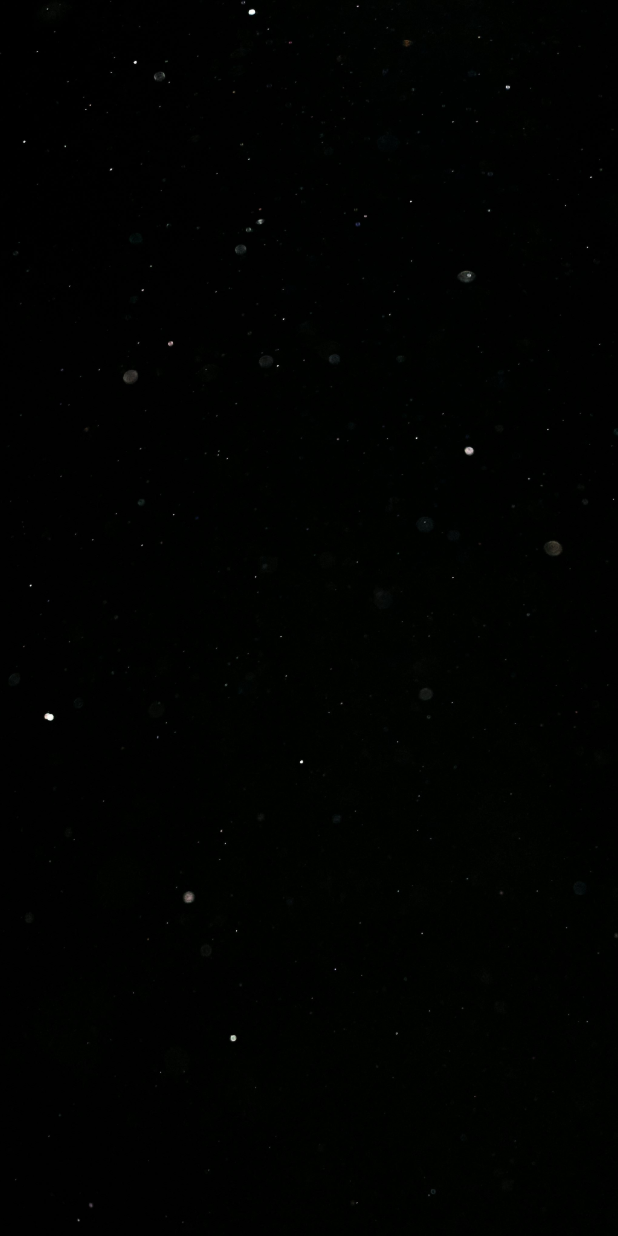
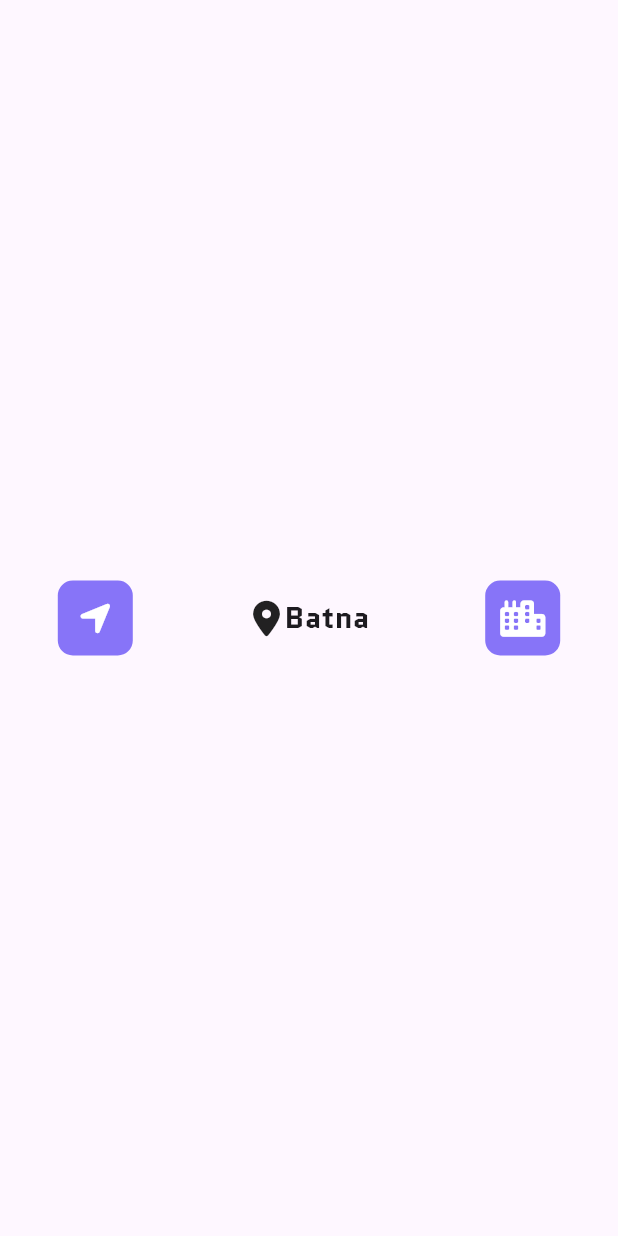
Before and after one commit to ZakariaNasri/Weather-App, a Flutter app: the screen it shows after launch, on a phone screen of 412 x 824 dp. Run offline on Flutter 3.47's test engine with Material 3 defaults, Android fonts, the phone set to English and light mode, and no system bars; our stand-ins replace font_awesome_flutter.

Commit message:
Creating the top bar

```diff
--- /dev/null
+++ b/weather_app/lib/Components/top_bar.dart
@@ -0,0 +1,44 @@
+import 'package:flutter/material.dart';
+import 'package:weather_app/utilities/constants.dart';
+import 'package:font_awesome_flutter/font_awesome_flutter.dart';
+
+class TopBar extends StatelessWidget {
+  @override
+  Widget build(BuildContext context) {
+    return Row(
+      mainAxisAlignment: MainAxisAlignment.spaceAround,
+      children: [
+        Container(
+          width: 50,
+          height: 50,
+          decoration: BoxDecoration(
+              borderRadius: BorderRadius.circular(10), color: kPrimaryColor),
+          child: Icon(
+            FontAwesomeIcons.locationArrow,
+            color: Colors.white,
+          ),
+        ),
+        Row(
+          mainAxisAlignment: MainAxisAlignment.center,
+          children: [
+            Icon(FontAwesomeIcons.locationDot),
+            Text(
+              'Batna',
+              style: kNormalTextStyle,
+            )
+          ],
+        ),
+        Container(
+          width: 50,
+          height: 50,
+          decoration: BoxDecoration(
+              borderRadius: BorderRadius.circular(10), color: kPrimaryColor),
+          child: Icon(
+            FontAwesomeIcons.city,
+            color: Colors.white,
+          ),
+        )
+      ],
+    );
+  }
+}
--- a/weather_app/lib/main.dart
+++ b/weather_app/lib/main.dart
@@ -1,4 +1,5 @@
 import 'package:flutter/material.dart';
+import 'screens/first_page.dart';
 
 void main() {
   runApp(MyApp());
@@ -9,16 +10,7 @@ class MyApp extends StatelessWidget {
   @override
   Widget build(BuildContext context) {
     return MaterialApp(
-      home: Scaffold(
-        body: Container(
-          decoration: BoxDecoration(
-            image: DecorationImage(
-              image: AssetImage('images/darkSky.jpg'),
-              fit: BoxFit.cover,
-            ),
-          ),
-        ),
-      ),
+      home: FirstPage(),
     );
   }
 }
--- /dev/null
+++ b/weather_app/lib/screens/first_page.dart
@@ -0,0 +1,23 @@
+import 'package:flutter/material.dart';
+import 'package:font_awesome_flutter/font_awesome_flutter.dart';
+import 'package:weather_app/utilities/constants.dart';
+import 'package:weather_app/Components/top_bar.dart';
+
+class FirstPage extends StatefulWidget {
+  @override
+  State<FirstPage> createState() => _FirstPageState();
+}
+
+class _FirstPageState extends State<FirstPage> {
+  @override
+  Widget build(BuildContext context) {
+    return Scaffold(
+      body: Column(
+        mainAxisAlignment: MainAxisAlignment.spaceEvenly,
+        children: [
+          TopBar(),
+        ],
+      ),
+    );
+  }
+}
--- /dev/null
+++ b/weather_app/lib/utilities/constants.dart
@@ -0,0 +1,8 @@
+import 'package:flutter/material.dart';
+
+const Color kPrimaryColor = Color(0xFF8774f8);
+const Color kSecondColor = Colors.white;
+const TextStyle kDegreeTextStyle =
+    TextStyle(color: Colors.white, fontFamily: "Quantico", fontSize: 50);
+const TextStyle kNormalTextStyle = TextStyle(
+    fontWeight: FontWeight.w600, fontFamily: "Quantico", fontSize: 20);
```
Also changed, not shown: weather_app/pubspec.yaml (+6 -6 lines), weather_app/fonts/Quantico-Bold.ttf (added), weather_app/fonts/Quantico-Regular.ttf (added), weather_app/pubspec.lock.
